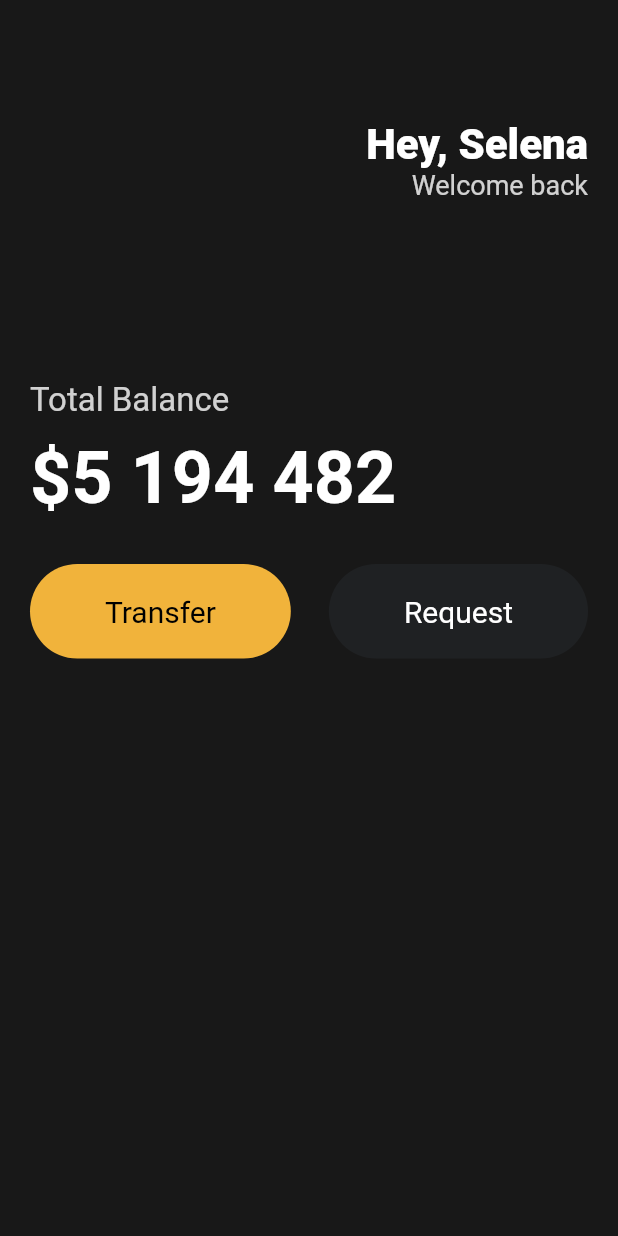
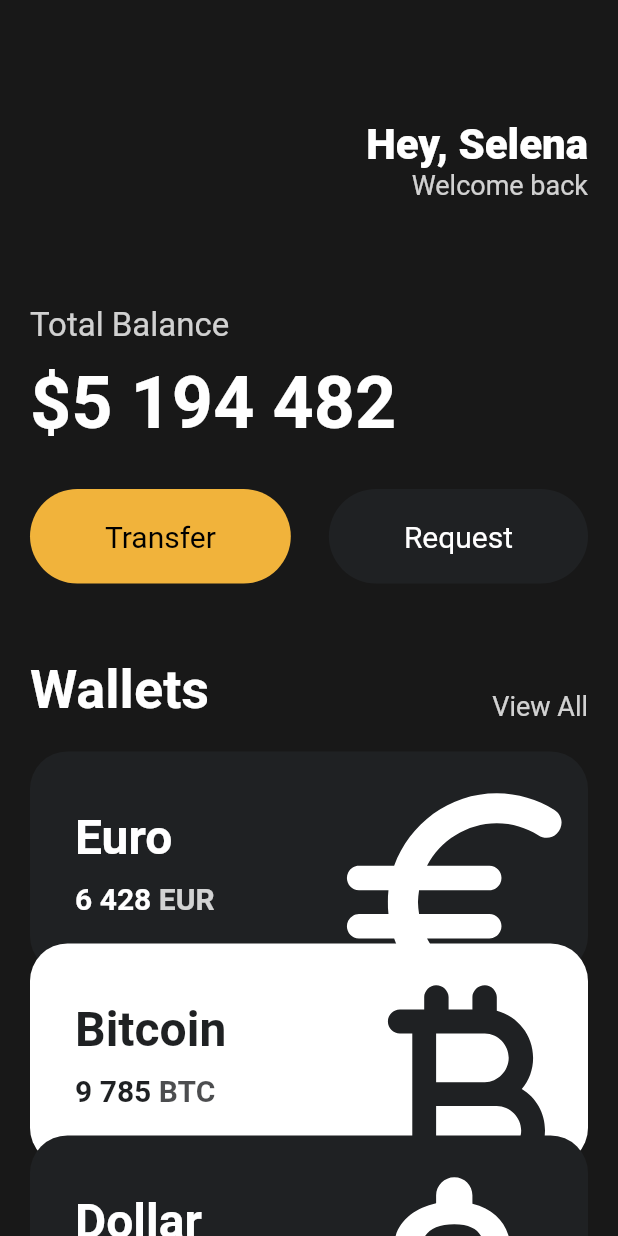
Before and after one commit to jon890/hello-flutter, a Flutter app: the screen it shows after launch, on a phone screen of 412 x 824 dp. Run offline on Flutter 3.47's test engine with Material 2 defaults, Android fonts, the phone set to English and light mode, and no system bars.

Commit message:
:lipstick: Sample Wallet UI Completed

```diff
--- a/lib/main.dart
+++ b/lib/main.dart
@@ -1,5 +1,6 @@
 import 'package:flutter/material.dart';
 import 'package:helloflutter/widgets/button.dart';
+import 'package:helloflutter/widgets/currency_card.dart';
 
 void main() {
   runApp(const App());
@@ -13,7 +14,8 @@ class App extends StatelessWidget {
     return MaterialApp(
       home: Scaffold(
           backgroundColor: const Color(0xFF181818),
-          body: Padding(
+          body: SingleChildScrollView(
+            child: Padding(
                 padding: const EdgeInsets.symmetric(horizontal: 20),
                 child: Column(
                   crossAxisAlignment: CrossAxisAlignment.start,
@@ -40,10 +42,11 @@ class App extends StatelessWidget {
                         )
                       ],
                     ),
-                  const SizedBox(height: 120),
+                    const SizedBox(height: 70),
                     Text("Total Balance",
                         style: TextStyle(
-                          color: Colors.white.withOpacity(0.8), fontSize: 22)),
+                            color: Colors.white.withOpacity(0.8),
+                            fontSize: 22)),
                     const SizedBox(
                       height: 10,
                     ),
@@ -55,7 +58,7 @@ class App extends StatelessWidget {
                     const SizedBox(
                       height: 30,
                     ),
-                  Row(
+                    const Row(
                       mainAxisAlignment: MainAxisAlignment.spaceBetween,
                       children: [
                         Button(
@@ -67,9 +70,58 @@ class App extends StatelessWidget {
                             bgColor: Color(0xFF1F2123),
                             textColor: Colors.white)
                       ],
+                    ),
+                    const SizedBox(height: 50),
+                    Row(
+                      mainAxisAlignment: MainAxisAlignment.spaceBetween,
+                      crossAxisAlignment: CrossAxisAlignment.end,
+                      children: [
+                        const Text(
+                          "Wallets",
+                          style: TextStyle(
+                              color: Colors.white,
+                              fontSize: 36,
+                              fontWeight: FontWeight.w600),
+                        ),
+                        Text(
+                          'View All',
+                          style: TextStyle(
+                              color: Colors.white.withOpacity(0.8),
+                              fontSize: 18),
                         )
                       ],
-              ))),
+                    ),
+                    const SizedBox(height: 20),
+                    const CurrencyCard(
+                      name: "Euro",
+                      code: "EUR",
+                      amount: "6 428",
+                      icon: Icons.euro_rounded,
+                      isInverted: false,
+                    ),
+                    Transform.translate(
+                      offset: Offset(0, -20),
+                      child: const CurrencyCard(
+                        name: "Bitcoin",
+                        code: "BTC",
+                        amount: "9 785",
+                        icon: Icons.currency_bitcoin_rounded,
+                        isInverted: true,
+                      ),
+                    ),
+                    Transform.translate(
+                      offset: Offset(0, -40),
+                      child: const CurrencyCard(
+                        name: "Dollar",
+                        code: "USD",
+                        amount: "6 428",
+                        icon: Icons.attach_money_rounded,
+                        isInverted: false,
+                      ),
+                    )
+                  ],
+                )),
+          )),
     );
   }
 }
--- a/lib/widgets/button.dart
+++ b/lib/widgets/button.dart
@@ -5,7 +5,7 @@ class Button extends StatelessWidget {
   final Color bgColor;
   final Color textColor;
 
-  Button(
+  const Button(
       {super.key,
       required this.text,
       required this.bgColor,
--- /dev/null
+++ b/lib/widgets/currency_card.dart
@@ -0,0 +1,70 @@
+import 'package:flutter/material.dart';
+
+class CurrencyCard extends StatelessWidget {
+  final String name, code, amount;
+  final IconData icon;
+  final bool isInverted;
+
+  final _blackColor = const Color(0xFF1F2123);
+
+  const CurrencyCard(
+      {super.key,
+      required this.name,
+      required this.code,
+      required this.amount,
+      required this.icon,
+      required this.isInverted});
+
+  @override
+  Widget build(BuildContext context) {
+    return Container(
+        clipBehavior: Clip.hardEdge,
+        decoration: BoxDecoration(
+            color: isInverted ? Colors.white : _blackColor,
+            borderRadius: BorderRadius.circular(25)),
+        child: Padding(
+          padding: const EdgeInsets.symmetric(vertical: 30, horizontal: 30),
+          child: Row(
+            mainAxisAlignment: MainAxisAlignment.spaceBetween,
+            children: [
+              Column(
+                crossAxisAlignment: CrossAxisAlignment.start,
+                children: [
+                  Text(name,
+                      style: TextStyle(
+                          color: isInverted ? _blackColor : Colors.white,
+                          fontSize: 32,
+                          fontWeight: FontWeight.w600)),
+                  const SizedBox(height: 10),
+                  Row(
+                    children: [
+                      Text(amount,
+                          style: TextStyle(
+                              color: isInverted ? _blackColor : Colors.white,
+                              fontSize: 20,
+                              fontWeight: FontWeight.w600)),
+                      const SizedBox(width: 5),
+                      Text(code,
+                          style: TextStyle(
+                              color: isInverted
+                                  ? _blackColor.withOpacity(0.8)
+                                  : Colors.white.withOpacity(0.8),
+                              fontSize: 20,
+                              fontWeight: FontWeight.w600))
+                    ],
+                  )
+                ],
+              ),
+              Transform.scale(
+                  scale: 2.2,
+                  child: Transform.translate(
+                    offset: const Offset(-5, 12),
+                    child: Icon(icon,
+                        color: isInverted ? _blackColor : Colors.white,
+                        size: 88),
+                  ))
+            ],
+          ),
+        ));
+  }
+}
```
Lines whose indentation alone changed are shown as unchanged.
